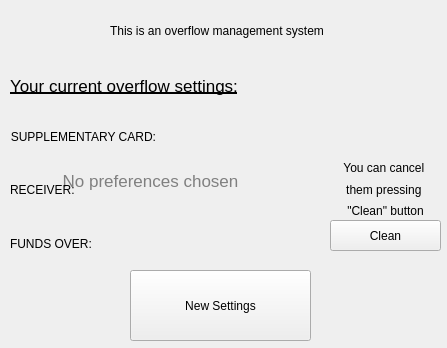
The window that client/client/gui/widgets/overflowwidget.ui (eugeniashurko/ATM) describes before a commit, drawn with Qt 5.
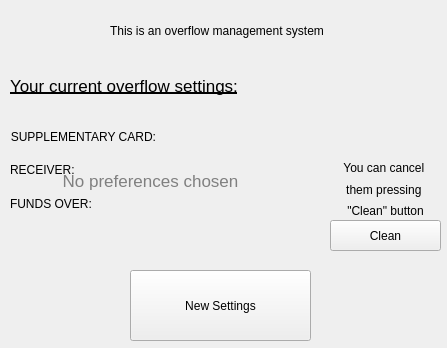
The same window after the commit.

The edit to the form file:
```diff
--- a/client/client/gui/widgets/overflowwidget.ui
+++ b/client/client/gui/widgets/overflowwidget.ui
@@ -157,7 +157,7 @@
       <x>0</x>
       <y>0</y>
       <width>291</width>
-      <height>121</height>
+      <height>81</height>
      </rect>
     </property>
     <layout class="QFormLayout" name="settingsLayout">
```
